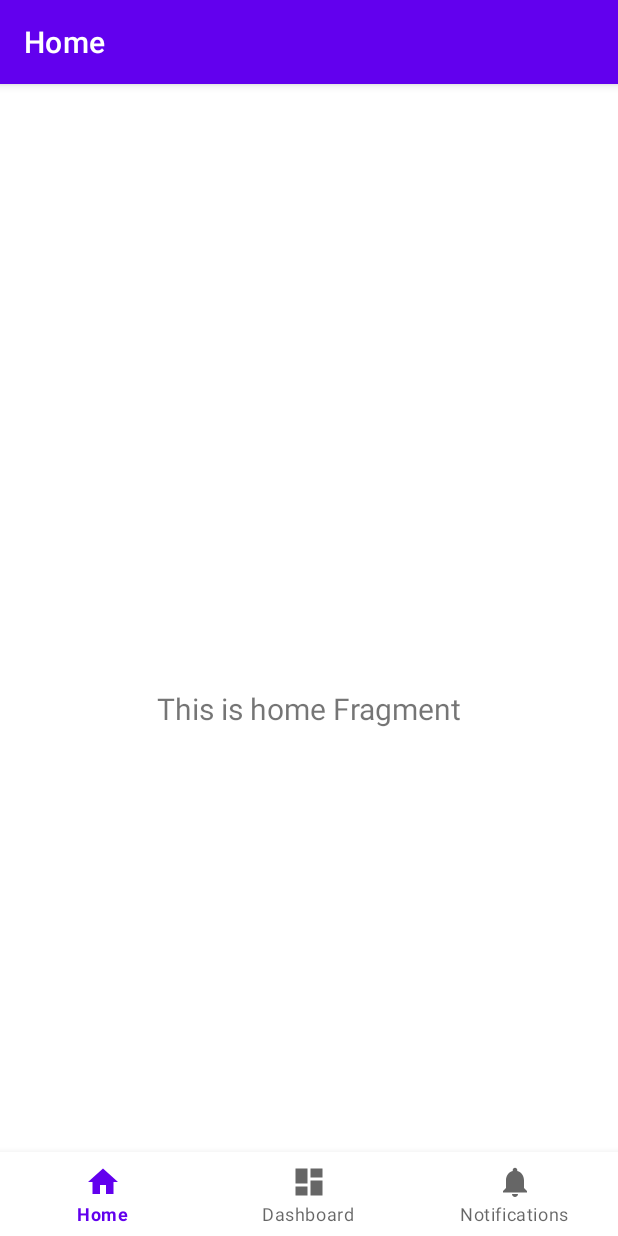
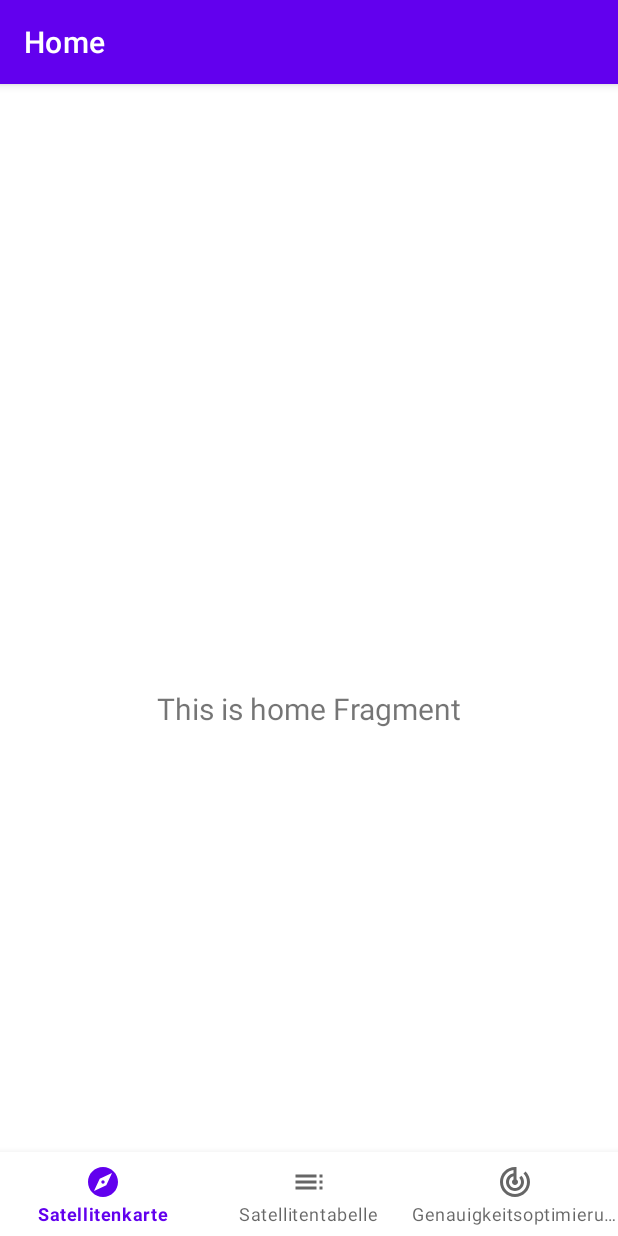
Before and after one commit to alschube/gnss-navigation-status, an Android app: the screen it shows after launch (MainActivity), on a phone screen of 412 x 824 dp. Run offline under Robolectric (Android 15) with nearby library versions, the phone set to English and light mode, and no system bars; our stand-ins replace navigation-ui.

Commit message:
added icons & changed tab nav bar

```diff
--- a/app/src/main/java/com/example/gnssnavigationstatus/MainActivity.kt
+++ b/app/src/main/java/com/example/gnssnavigationstatus/MainActivity.kt
@@ -19,7 +19,7 @@ class MainActivity : AppCompatActivity() {
         // Passing each menu ID as a set of Ids because each
         // menu should be considered as top level destinations.
         val appBarConfiguration = AppBarConfiguration(setOf(
-                R.id.navigation_home, R.id.navigation_dashboard, R.id.navigation_notifications))
+                R.id.navigation_sat_map, R.id.navigation_sat_table, R.id.navigation_acc_opt))
         setupActionBarWithNavController(navController, appBarConfiguration)
         navView.setupWithNavController(navController)
     }
--- /dev/null
+++ b/app/src/main/res/drawable/ic_baseline_explore_24.xml
@@ -0,0 +1,10 @@
+<vector xmlns:android="http://schemas.android.com/apk/res/android"
+    android:width="24dp"
+    android:height="24dp"
+    android:viewportWidth="24"
+    android:viewportHeight="24"
+    android:tint="?attr/colorControlNormal">
+  <path
+      android:fillColor="@android:color/white"
+      android:pathData="M12,10.9c-0.61,0 -1.1,0.49 -1.1,1.1s0.49,1.1 1.1,1.1c0.61,0 1.1,-0.49 1.1,-1.1s-0.49,-1.1 -1.1,-1.1zM12,2C6.48,2 2,6.48 2,12s4.48,10 10,10 10,-4.48 10,-10S17.52,2 12,2zM14.19,14.19L6,18l3.81,-8.19L18,6l-3.81,8.19z"/>
+</vector>
--- /dev/null
+++ b/app/src/main/res/drawable/ic_baseline_toc_24.xml
@@ -0,0 +1,10 @@
+<vector xmlns:android="http://schemas.android.com/apk/res/android"
+    android:width="24dp"
+    android:height="24dp"
+    android:viewportWidth="24"
+    android:viewportHeight="24"
+    android:tint="?attr/colorControlNormal">
+  <path
+      android:fillColor="@android:color/white"
+      android:pathData="M3,9h14L17,7L3,7v2zM3,13h14v-2L3,11v2zM3,17h14v-2L3,15v2zM19,17h2v-2h-2v2zM19,7v2h2L21,7h-2zM19,13h2v-2h-2v2z"/>
+</vector>
--- /dev/null
+++ b/app/src/main/res/drawable/ic_baseline_track_changes_24.xml
@@ -0,0 +1,10 @@
+<vector xmlns:android="http://schemas.android.com/apk/res/android"
+    android:width="24dp"
+    android:height="24dp"
+    android:viewportWidth="24"
+    android:viewportHeight="24"
+    android:tint="?attr/colorControlNormal">
+  <path
+      android:fillColor="@android:color/white"
+      android:pathData="M19.07,4.93l-1.41,1.41C19.1,7.79 20,9.79 20,12c0,4.42 -3.58,8 -8,8s-8,-3.58 -8,-8c0,-4.08 3.05,-7.44 7,-7.93v2.02C8.16,6.57 6,9.03 6,12c0,3.31 2.69,6 6,6s6,-2.69 6,-6c0,-1.66 -0.67,-3.16 -1.76,-4.24l-1.41,1.41C15.55,9.9 16,10.9 16,12c0,2.21 -1.79,4 -4,4s-4,-1.79 -4,-4c0,-1.86 1.28,-3.41 3,-3.86v2.14c-0.6,0.35 -1,0.98 -1,1.72 0,1.1 0.9,2 2,2s2,-0.9 2,-2c0,-0.74 -0.4,-1.38 -1,-1.72V2h-1C6.48,2 2,6.48 2,12s4.48,10 10,10 10,-4.48 10,-10c0,-2.76 -1.12,-5.26 -2.93,-7.07z"/>
+</vector>
--- a/app/src/main/res/menu/bottom_nav_menu.xml
+++ b/app/src/main/res/menu/bottom_nav_menu.xml
@@ -2,18 +2,18 @@
 <menu xmlns:android="http://schemas.android.com/apk/res/android">
 
     <item
-        android:id="@+id/navigation_home"
-        android:icon="@drawable/ic_home_black_24dp"
-        android:title="@string/title_home" />
+        android:id="@+id/navigation_sat_map"
+        android:icon="@drawable/ic_baseline_explore_24"
+        android:title="@string/title_sat_map" />
 
     <item
-        android:id="@+id/navigation_dashboard"
-        android:icon="@drawable/ic_dashboard_black_24dp"
-        android:title="@string/title_dashboard" />
+        android:id="@+id/navigation_sat_table"
+        android:icon="@drawable/ic_baseline_toc_24"
+        android:title="@string/title_sat_table" />
 
     <item
-        android:id="@+id/navigation_notifications"
-        android:icon="@drawable/ic_notifications_black_24dp"
-        android:title="@string/title_notifications" />
+        android:id="@+id/navigation_acc_opt"
+        android:icon="@drawable/ic_baseline_track_changes_24"
+        android:title="@string/title_accuracy_opt" />
 
 </menu>
--- a/app/src/main/res/navigation/mobile_navigation.xml
+++ b/app/src/main/res/navigation/mobile_navigation.xml
@@ -3,22 +3,22 @@
     xmlns:app="http://schemas.android.com/apk/res-auto"
     xmlns:tools="http://schemas.android.com/tools"
     android:id="@+id/mobile_navigation"
-    app:startDestination="@+id/navigation_home">
+    app:startDestination="@+id/navigation_sat_map">
 
     <fragment
-        android:id="@+id/navigation_home"
+        android:id="@+id/navigation_sat_map"
         android:name="com.example.gnssnavigationstatus.ui.home.HomeFragment"
         android:label="@string/title_home"
         tools:layout="@layout/fragment_home" />
 
     <fragment
-        android:id="@+id/navigation_dashboard"
+        android:id="@+id/navigation_sat_table"
         android:name="com.example.gnssnavigationstatus.ui.dashboard.DashboardFragment"
         android:label="@string/title_dashboard"
         tools:layout="@layout/fragment_dashboard" />
 
     <fragment
-        android:id="@+id/navigation_notifications"
+        android:id="@+id/navigation_acc_opt"
         android:name="com.example.gnssnavigationstatus.ui.notifications.NotificationsFragment"
         android:label="@string/title_notifications"
         tools:layout="@layout/fragment_notifications" />
--- a/app/src/main/res/values/strings.xml
+++ b/app/src/main/res/values/strings.xml
@@ -3,4 +3,7 @@
     <string name="title_home">Home</string>
     <string name="title_dashboard">Dashboard</string>
     <string name="title_notifications">Notifications</string>
+    <string name="title_sat_map">Satellitenkarte</string>
+    <string name="title_sat_table">Satellitentabelle</string>
+    <string name="title_accuracy_opt">Genauigkeitsoptimierung</string>
 </resources>
```
